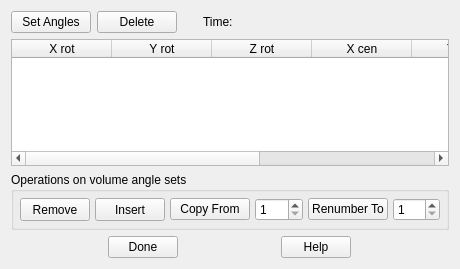
Qt form imod/form_slicerangle.ui (LabShare-Archive/IMOD) before a commit.
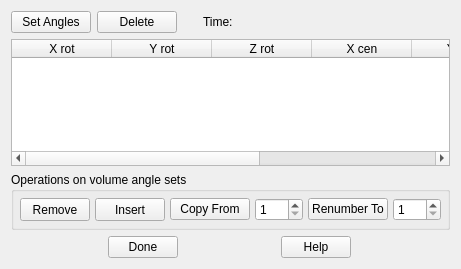
The same form after that commit.

```diff
--- a/imod/form_slicerangle.ui
+++ b/imod/form_slicerangle.ui
@@ -5,7 +5,7 @@
    <rect>
     <x>0</x>
     <y>0</y>
-    <width>460</width>
+    <width>461</width>
     <height>269</height>
    </rect>
   </property>
```
Left out of the diff: 6 changed lines with no effect on the pictures.
